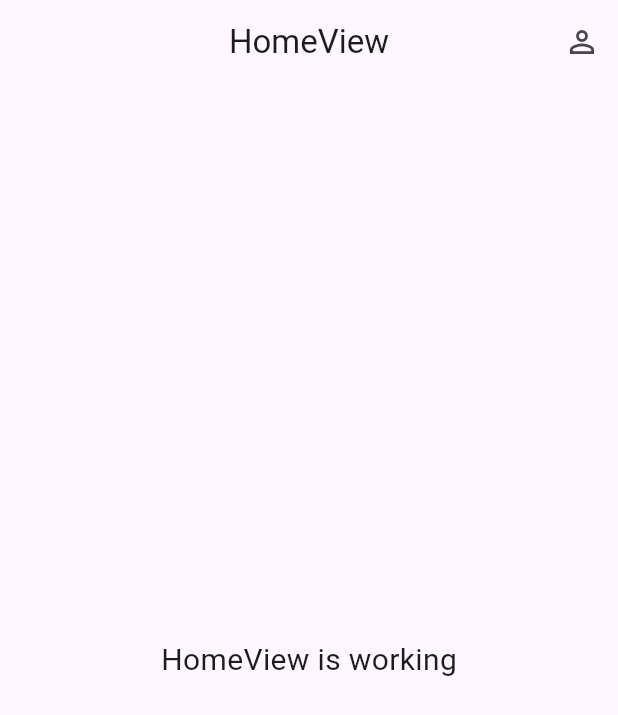
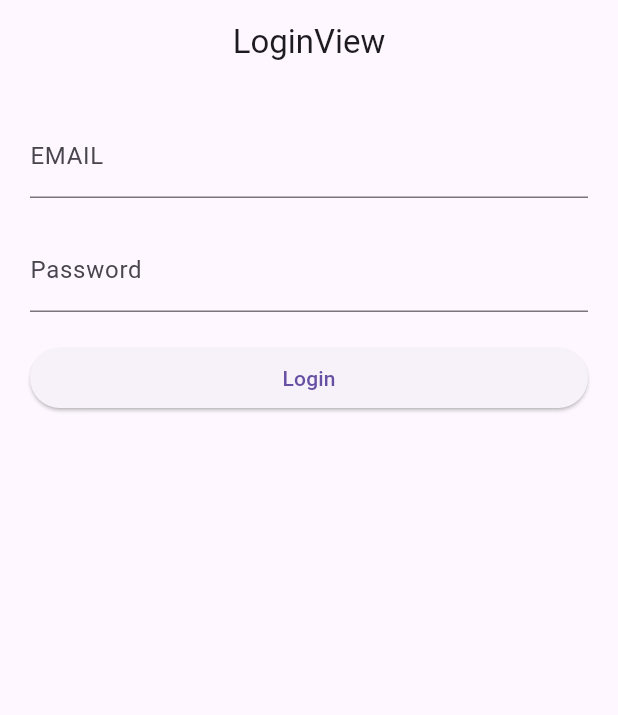
Before and after one commit to faizikhsan123/presence-App-integrate-geolocator-Getx, a Flutter app: the screen it shows after launch, on a phone screen of 412 x 824 dp. Shown: the top 715 px of the screen. Run offline on Flutter 3.47's test engine with Material 3 defaults, Android fonts, the phone set to English and light mode, and no system bars; our stand-ins replace cloud_firestore, firebase_auth, firebase_core, get; accounts and stored records are empty.

Commit message:
add auth login verification

```diff
--- /dev/null
+++ b/lib/app/modules/login/controllers/login_controller.dart
@@ -0,0 +1,58 @@
+import 'package:cloud_firestore/cloud_firestore.dart';
+import 'package:firebase_auth/firebase_auth.dart';
+import 'package:flutter/widgets.dart';
+import 'package:get/get.dart';
+import 'package:flutter/material.dart';
+import 'package:presense_app/app/routes/app_pages.dart';
+
+class LoginController extends GetxController {
+  late TextEditingController emailC;
+  late TextEditingController passC;
+
+   FirebaseAuth auth = FirebaseAuth.instance; //inisialisasi firebase auth
+  FirebaseFirestore firestore = FirebaseFirestore.instance; //inisialiasaasi firestore
+
+  void login(String email, String pass) async {
+    if (emailC.text.isEmpty || passC.text.isEmpty) {
+      Get.snackbar('Gagal', 'Email dan Password Tidak Boleh Kosong');
+    }
+    try {
+
+    UserCredential userCredential = await auth.signInWithEmailAndPassword(email: email, password: pass); //sekarang sign in atau login
+
+    if (userCredential.user != null) { //jjika ada user dan emailnya sudah terverifikasi ,ambil ke halaman home
+      if (userCredential.user!.emailVerified == true) { //email verified ini menandakan bahwa email sudah terverifikasi
+           Get.offNamed(Routes.HOME);
+      }
+      Get.defaultDialog( //ini ada user tapi emailnya belum terverifikasi
+        title: 'Verifikasi Email',
+        middleText: 'Email Belum Terverifikasi, Silahkan Cek Email Anda',
+        onConfirm: ()  {
+          userCredential.user!.sendEmailVerification(); //kirim email verifikasi ke email
+          Get.back(); //tutup dialog
+        },
+      );
+    }
+    } catch (e) {
+      print(e);
+      Get.snackbar('Gagal', 'Email atau Password Salah');
+
+    }
+  }
+
+  @override
+  void onInit() {
+    // TODO: implement onInit
+    emailC = TextEditingController();
+    passC = TextEditingController();
+    super.onInit();
+  }
+
+  @override
+  void onClose() {
+    // TODO: implement onClose
+    emailC.dispose();
+    passC.dispose();
+    super.onClose();
+  }
+}
--- /dev/null
+++ b/lib/app/modules/login/views/login_view.dart
@@ -0,0 +1,40 @@
+import 'package:flutter/material.dart';
+
+import 'package:get/get.dart';
+
+import '../controllers/login_controller.dart';
+
+class LoginView extends GetView<LoginController> {
+  const LoginView({Key? key}) : super(key: key);
+  @override
+  Widget build(BuildContext context) {
+    return Scaffold(
+      appBar: AppBar(
+        title: const Text('LoginView'),
+        centerTitle: true,
+      ),
+      body: ListView(
+        padding: EdgeInsets.all(20),
+        children: [
+          TextField(
+            controller: controller.emailC,
+            decoration: InputDecoration(labelText: "EMAIL"),
+          ),
+          SizedBox(height: 20),
+          TextField(
+            controller: controller.passC,
+            decoration: InputDecoration(labelText: "Password"),
+          ),
+          SizedBox(height: 20),
+          ElevatedButton(
+            child: Text("Login"),
+            onPressed: () => controller.login( //jalnkan fungsi
+              controller.emailC.text,
+              controller.passC.text,
+            ),
+          ),
+        ],
+      )
+    );
+  }
+}
--- a/lib/app/routes/app_pages.dart
+++ b/lib/app/routes/app_pages.dart
@@ -4,6 +4,8 @@ import '../modules/add_pegawai/bindings/add_pegawai_binding.dart';
 import '../modules/add_pegawai/views/add_pegawai_view.dart';
 import '../modules/home/bindings/home_binding.dart';
 import '../modules/home/views/home_view.dart';
+import '../modules/login/bindings/login_binding.dart';
+import '../modules/login/views/login_view.dart';
 
 part 'app_routes.dart';
 
@@ -15,13 +17,18 @@ class AppPages {
   static final routes = [
     GetPage(
       name: _Paths.HOME,
-      page: () =>  HomeView(),
+      page: () => HomeView(),
       binding: HomeBinding(),
     ),
     GetPage(
       name: _Paths.ADD_PEGAWAI,
-      page: () =>  AddPegawaiView(),
+      page: () => AddPegawaiView(),
       binding: AddPegawaiBinding(),
+    ),
+    GetPage(
+      name: _Paths.LOGIN,
+      page: () => const LoginView(),
+      binding: LoginBinding(),
     ),
   ];
 }
--- a/lib/app/routes/app_routes.dart
+++ b/lib/app/routes/app_routes.dart
@@ -5,10 +5,12 @@ abstract class Routes {
   Routes._();
   static const HOME = _Paths.HOME;
   static const ADD_PEGAWAI = _Paths.ADD_PEGAWAI;
+  static const LOGIN = _Paths.LOGIN;
 }
 
 abstract class _Paths {
   _Paths._();
   static const HOME = '/home';
   static const ADD_PEGAWAI = '/add-pegawai';
+  static const LOGIN = '/login';
 }
--- a/lib/main.dart
+++ b/lib/main.dart
@@ -6,14 +6,14 @@ import 'package:presense_app/firebase_options.dart';
 
 import 'app/routes/app_pages.dart';
 
-void main() async { //tambahkan nih kek biasanya
+void main() async {
   WidgetsFlutterBinding.ensureInitialized();
   await Firebase.initializeApp(options: DefaultFirebaseOptions.currentPlatform);
   runApp(
     GetMaterialApp(
       debugShowCheckedModeBanner: false,
       title: "Application",
-      initialRoute: AppPages.INITIAL,
+      initialRoute: Routes.LOGIN, //mengarahkan ke halaman login
       getPages: AppPages.routes,
     ),
   );
```
Also changed, not shown: lib/app/modules/login/bindings/login_binding.dart (added, +12 -0 lines).
